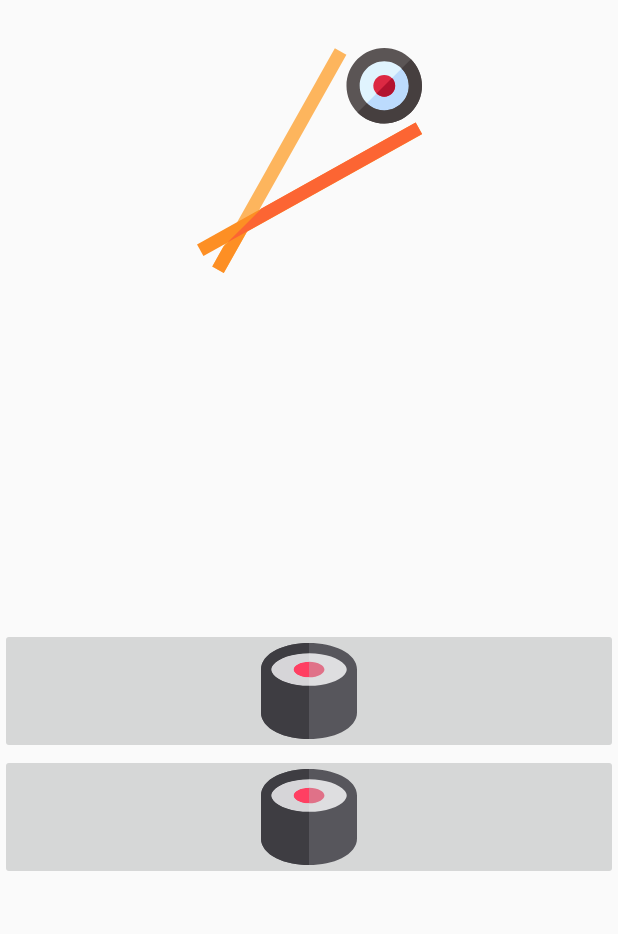
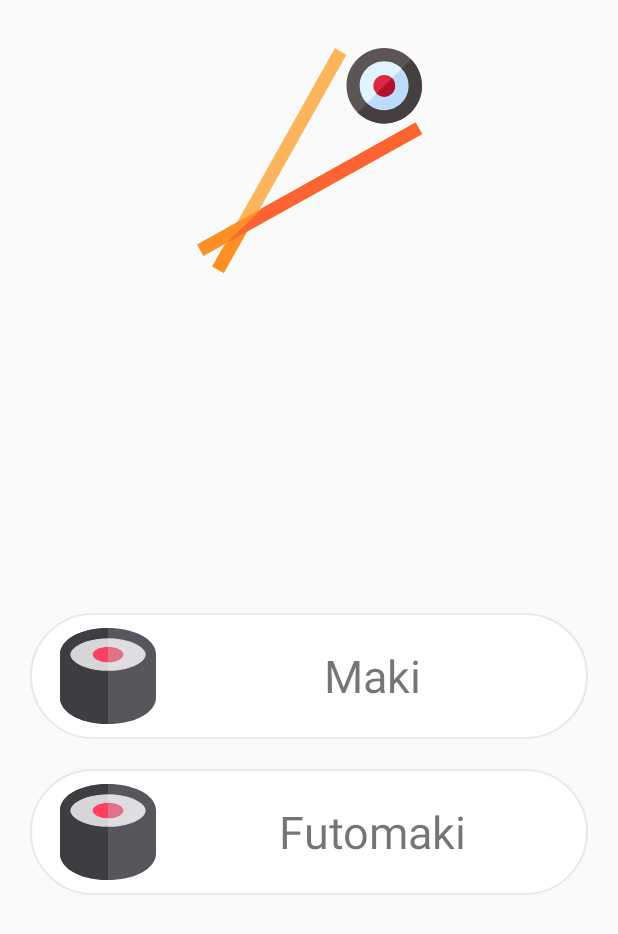
Before and after one commit to ayafjbara/Sushi-Project, an Android app: the layout activity_main.xml on its own in the app's theme, with its tools: preview values and no code run, on a phone screen of 412 x 824 dp. Shown: the top 934 px of the screen. Run offline under Robolectric (Android 15) with nearby library versions, the phone set to English and light mode, and no system bars.

Commit message:
welcome screen working

```diff
--- a/app/src/main/AndroidManifest.xml
+++ b/app/src/main/AndroidManifest.xml
@@ -9,13 +9,15 @@
         android:roundIcon="@mipmap/ic_launcher_round"
         android:supportsRtl="true"
         android:theme="@style/AppTheme">
-        <activity android:name=".SushiExtrasActivity">
+        <activity
+            android:name=".MainActivity">
             <intent-filter>
                 <action android:name="android.intent.action.MAIN" />
 
                 <category android:name="android.intent.category.LAUNCHER" />
             </intent-filter>
         </activity>
+        <activity android:name=".SushiExtrasActivity"></activity>
     </application>
 
 </manifest>
--- a/app/src/main/java/com/ux/itamae/MainActivity.java
+++ b/app/src/main/java/com/ux/itamae/MainActivity.java
@@ -3,9 +3,10 @@ package com.ux.itamae;
 import androidx.appcompat.app.AppCompatActivity;
 
 import android.content.Context;
+import android.content.Intent;
 import android.os.Bundle;
 import android.view.View;
-import android.widget.ImageButton;
+import android.widget.LinearLayout;
 import android.widget.Toast;
 
 public class MainActivity extends AppCompatActivity {
@@ -14,25 +15,27 @@ public class MainActivity extends AppCompatActivity {
     protected void onCreate(Bundle savedInstanceState) {
         super.onCreate(savedInstanceState);
         setContentView(R.layout.activity_main);
-        ImageButton maki_btn = findViewById(R.id.maki_button);
-        ImageButton photomaki_btn = findViewById(R.id.photomaki_button);
+        LinearLayout maki = findViewById(R.id.maki_frame);
+        LinearLayout futomaki = findViewById(R.id.futomaki_frame);
 
         final Context context = this;
+        final Intent intent = new Intent(context, SushiExtrasActivity.class);
 
-        maki_btn.setOnClickListener(new View.OnClickListener() {
+        maki.setOnClickListener(new View.OnClickListener() {
             @Override
             public void onClick(View view) {
-                //TODO implement this
-                Toast.makeText(context, "order my maki", Toast.LENGTH_SHORT).show();
-
+//                Toast.makeText(context, "order my maki", Toast.LENGTH_SHORT).show();
+                intent.putExtra("SUSHI_TYPE", "Maki");
+                startActivity(intent);
             }
         });
 
-        photomaki_btn.setOnClickListener(new View.OnClickListener() {
+        futomaki.setOnClickListener(new View.OnClickListener() {
             @Override
             public void onClick(View view) {
-                //TODO implement this
-                Toast.makeText(context, "order my Photo-maki", Toast.LENGTH_SHORT).show();
+//                Toast.makeText(context, "order my Futomaki", Toast.LENGTH_SHORT).show();
+                intent.putExtra("SUSHI_TYPE", "Futomaki");
+                startActivity(intent);
             }
         });
     }
--- /dev/null
+++ b/app/src/main/res/drawable/ic_button_border.xml
@@ -0,0 +1,29 @@
+<?xml version="1.0" encoding="utf-8"?>
+<selector xmlns:android="http://schemas.android.com/apk/res/android">
+
+    <item
+        android:state_pressed="true">
+        <shape>
+            <solid
+                android:color="@color/colorAccent"/>
+            <stroke
+                android:color="@color/black"
+                android:width="1dp"/>
+            <corners
+                android:radius="50dp"/>
+        </shape>
+    </item>
+    <item>
+        <shape>
+            <solid
+                android:color="@color/white"/>
+            <stroke
+                android:color="@color/gray"
+                android:width="1dp"/>
+            <corners
+                android:radius="50dp"/>
+        </shape>
+    </item>
+
+
+</selector>
--- a/app/src/main/res/layout/activity_main.xml
+++ b/app/src/main/res/layout/activity_main.xml
@@ -11,13 +11,13 @@
         android:layout_width="150dp"
         android:layout_height="150dp"
         android:layout_marginTop="32dp"
-        android:adjustViewBounds="true"
-        android:cropToPadding="true"
+        android:adjustViewBounds="false"
+        android:cropToPadding="false"
         android:visibility="visible"
         app:layout_constraintEnd_toEndOf="parent"
         app:layout_constraintStart_toStartOf="parent"
         app:layout_constraintTop_toTopOf="parent"
-        tools:srcCompat="@drawable/ic_logo_sushi" />
+        app:srcCompat="@drawable/ic_logo_sushi" />
 
     <ScrollView
         android:layout_width="0dp"
@@ -35,19 +35,69 @@
             android:layout_gravity="center_vertical"
             android:orientation="vertical">
 
-            <ImageButton
-                android:id="@+id/maki_button"
-                style="@android:style/Widget.DeviceDefault.ImageButton"
+            <LinearLayout
+                android:id="@+id/maki_frame"
                 android:layout_width="match_parent"
-                android:layout_height="wrap_content"
-                app:srcCompat="@drawable/ic_sushi1" />
+                android:layout_height="match_parent"
+                android:orientation="horizontal"
+                android:layout_marginHorizontal="20dp"
+                android:background="@drawable/ic_button_border">
 
-            <ImageButton
-                android:id="@+id/photomaki_button"
-                style="@android:style/Widget.DeviceDefault.ImageButton"
+                <ImageView
+                    android:layout_width="wrap_content"
+                    android:layout_height="match_parent"
+                    android:layout_marginStart="@dimen/page_margin"
+                    android:layout_marginTop="10dp"
+                    android:layout_marginBottom="10dp"
+                    app:srcCompat="@drawable/ic_sushi1" />
+
+                <TextView
+                    android:layout_width="match_parent"
+                    android:layout_height="match_parent"
+                    android:gravity="center"
+                    android:text="Maki"
+                    android:textSize="30sp" />
+            </LinearLayout>
+
+            <LinearLayout
+                android:id="@+id/futomaki_frame"
+                android:layout_marginTop="@dimen/page_margin"
                 android:layout_width="match_parent"
-                android:layout_height="wrap_content"
-                app:srcCompat="@drawable/ic_sushi1" />
+                android:layout_height="match_parent"
+                android:orientation="horizontal"
+                android:layout_marginHorizontal="20dp"
+                android:background="@drawable/ic_button_border">
+
+                <ImageView
+                    android:layout_width="wrap_content"
+                    android:layout_height="match_parent"
+                    android:layout_marginStart="@dimen/page_margin"
+                    android:layout_marginTop="10dp"
+                    android:layout_marginBottom="10dp"
+                    app:srcCompat="@drawable/ic_sushi1" />
+
+                <TextView
+                    android:layout_width="match_parent"
+                    android:layout_height="match_parent"
+                    android:gravity="center"
+                    android:text="Futomaki"
+                    android:textSize="30sp" />
+            </LinearLayout>
+
+<!--            <ImageButton-->
+<!--                android:id="@+id/maki_button"-->
+<!--                style="@android:style/Widget.DeviceDefault.ImageButton"-->
+<!--                android:layout_width="match_parent"-->
+<!--                android:layout_height="wrap_content"-->
+<!--                app:srcCompat="@drawable/ic_sushi1" />-->
+
+<!--            <ImageButton-->
+<!--                android:id="@+id/photomaki_button"-->
+<!--                style="@android:style/Widget.DeviceDefault.ImageButton"-->
+<!--                android:layout_width="match_parent"-->
+<!--                android:layout_height="wrap_content"-->
+<!--                app:srcCompat="@drawable/ic_sushi1" />-->
+
         </LinearLayout>
     </ScrollView>
 </androidx.constraintlayout.widget.ConstraintLayout>
--- a/app/src/main/res/values/colors.xml
+++ b/app/src/main/res/values/colors.xml
@@ -1,8 +1,11 @@
 <?xml version="1.0" encoding="utf-8"?>
 <resources>
-    <color name="colorPrimary">#008577</color>
-    <color name="colorPrimaryDark">#00574B</color>
-    <color name="colorAccent">#D81B60</color>
+    <color name="colorPrimary">#000000</color>
+    <color name="colorPrimaryDark">#000000</color>
+    <color name="colorAccent">#fdb55d</color>
     <color name="title_color">#000000</color>
+    <color name="black">#000000</color>
+    <color name="white">#ffffff</color>
+    <color name="gray">#ECE6E5</color>
     <color name="content_text_color">#3e3e3e</color>
 </resources>
```
